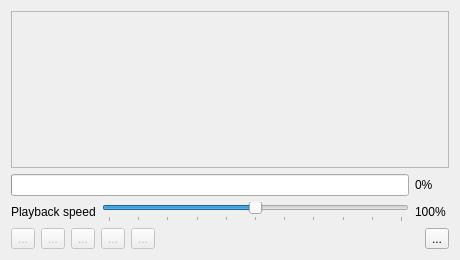
Before: the Qt Designer form ui/tapewin.ui in Volutar/xpeccy-plus, drawn with Qt 5.
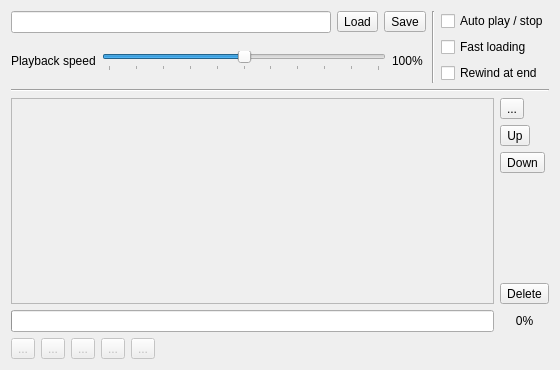
After: the same form once the commit is applied. Icons and pictures are not drawn. Custom widgets are drawn as their Qt base class.

Commit message:
tape: a picked block loads, and the player carries the tape's settings
Only at LD_START is the stack the one LD_BYTES itself pushed, so a block
handed over from inside LD_EDGE_1 returned into the middle of LD_BYTES with
the block eaten, and the rest of the tape went into the header buffer after
it. The port-#FE loader detector was answering for the rom's own edge loop
too, which started the tape under a fast load and put the two out of step.
"Rewind at end" is acted on where a load is asked for now, and ships off.

Patch:
```diff
--- a/ui/tapewin.ui
+++ b/ui/tapewin.ui
@@ -6,8 +6,8 @@
    <rect>
     <x>0</x>
     <y>0</y>
-    <width>460</width>
-    <height>260</height>
+    <width>560</width>
+    <height>370</height>
    </rect>
   </property>
   <property name="windowTitle">
@@ -19,39 +19,300 @@
   </property>
   <layout class="QVBoxLayout" name="verticalLayout">
    <item>
-    <widget class="xTapeCatTable" name="tapeList">
-     <property name="enabled">
-      <bool>false</bool>
+    <layout class="QHBoxLayout" name="layTop" stretch="10,0,0">
+     <item>
+      <layout class="QVBoxLayout" name="layTapeCol">
+       <item>
+        <layout class="QHBoxLayout" name="layPath">
+         <item>
+          <widget class="QLineEdit" name="tpath">
+           <property name="toolTip">
+            <string>The tape image in the machine</string>
+           </property>
+           <property name="readOnly">
+            <bool>true</bool>
+           </property>
+          </widget>
+         </item>
+         <item>
+          <widget class="QToolButton" name="loadBut">
+           <property name="toolTip">
+            <string>Open a tape image</string>
+           </property>
+           <property name="text">
+            <string>Load</string>
+           </property>
+           <property name="icon">
+            <iconset resource="../xpeccy.qrc">
+             <normaloff>:/images/fileopen.png</normaloff>:/images/fileopen.png</iconset>
+           </property>
+          </widget>
+         </item>
+         <item>
+          <widget class="QToolButton" name="saveBut">
+           <property name="toolTip">
+            <string>Save the tape to a file</string>
+           </property>
+           <property name="text">
+            <string>Save</string>
+           </property>
+           <property name="icon">
+            <iconset resource="../xpeccy.qrc">
+             <normaloff>:/images/save_all.png</normaloff>:/images/save_all.png</iconset>
+           </property>
+          </widget>
+         </item>
+        </layout>
+       </item>
+       <item>
+        <layout class="QHBoxLayout" name="laySpeed">
+         <item>
+          <widget class="QLabel" name="labSpeed">
+           <property name="toolTip">
+            <string>How fast the tape signal is played, in per cent of normal.
+A few images made on machines with an unusual clock
+load only when it is nudged either way</string>
+           </property>
+           <property name="text">
+            <string>Playback speed</string>
+           </property>
+          </widget>
+         </item>
+         <item>
+          <widget class="xSlider" name="sldSpeed">
+           <property name="toolTip">
+            <string>How fast the tape signal is played, in per cent of normal.
+A few images made on machines with an unusual clock
+load only when it is nudged either way</string>
+           </property>
+           <property name="minimum">
+            <number>95</number>
+           </property>
+           <property name="maximum">
+            <number>105</number>
+           </property>
+           <property name="pageStep">
+            <number>1</number>
+           </property>
+           <property name="value">
+            <number>100</number>
+           </property>
+           <property name="orientation">
+            <enum>Qt::Horizontal</enum>
+           </property>
+           <property name="tickPosition">
+            <enum>QSlider::TicksBelow</enum>
+           </property>
+           <property name="tickInterval">
+            <number>1</number>
+           </property>
+          </widget>
+         </item>
+         <item>
+          <widget class="QLabel" name="labSpeedVal">
+           <property name="minimumSize">
+            <size>
+             <width>34</width>
+             <height>0</height>
+            </size>
+           </property>
+           <property name="text">
+            <string>100%</string>
+           </property>
+          </widget>
+         </item>
+        </layout>
+       </item>
+       <item>
+        <spacer name="spacerTape">
+         <property name="orientation">
+          <enum>Qt::Vertical</enum>
+         </property>
+         <property name="sizeType">
+          <enum>QSizePolicy::Minimum</enum>
+         </property>
+         <property name="sizeHint" stdset="0">
+          <size>
+           <width>0</width>
+           <height>0</height>
+          </size>
+         </property>
+        </spacer>
+       </item>
+      </layout>
+     </item>
+     <item>
+      <widget class="QFrame" name="linTop">
+       <property name="frameShape">
+        <enum>QFrame::VLine</enum>
+       </property>
+       <property name="frameShadow">
+        <enum>QFrame::Sunken</enum>
+       </property>
+      </widget>
+     </item>
+     <item>
+      <layout class="QVBoxLayout" name="layOpts">
+       <item>
+        <widget class="QCheckBox" name="cbAuto">
+         <property name="toolTip">
+          <string>Start the tape when a loader asks for it,
+stop it between blocks</string>
+         </property>
+         <property name="text">
+          <string>Auto play / stop</string>
+         </property>
+        </widget>
+       </item>
+       <item>
+        <widget class="QCheckBox" name="cbFast">
+         <property name="toolTip">
+          <string>Hand ROM blocks straight to the machine
+instead of playing them</string>
+         </property>
+         <property name="text">
+          <string>Fast loading</string>
+         </property>
+        </widget>
+       </item>
+       <item>
+        <widget class="QCheckBox" name="cbRewind">
+         <property name="toolTip">
+          <string>At the end of the tape, Play or the next load starts it again.
+Off: the tape stops at the end</string>
+         </property>
+         <property name="text">
+          <string>Rewind at end</string>
+         </property>
+        </widget>
+       </item>
+      </layout>
+     </item>
+    </layout>
+   </item>
+   <item>
+    <widget class="QFrame" name="linHead">
+     <property name="frameShape">
+      <enum>QFrame::HLine</enum>
      </property>
-     <property name="editTriggers">
-      <set>QAbstractItemView::NoEditTriggers</set>
+     <property name="frameShadow">
+      <enum>QFrame::Sunken</enum>
      </property>
-     <property name="selectionMode">
-      <enum>QAbstractItemView::NoSelection</enum>
-     </property>
-     <property name="selectionBehavior">
-      <enum>QAbstractItemView::SelectRows</enum>
-     </property>
-     <property name="gridStyle">
-      <enum>Qt::DotLine</enum>
-     </property>
-     <attribute name="horizontalHeaderStretchLastSection">
-      <bool>true</bool>
-     </attribute>
-     <attribute name="verticalHeaderVisible">
-      <bool>false</bool>
-     </attribute>
-     <attribute name="verticalHeaderMinimumSectionSize">
-      <number>17</number>
-     </attribute>
-     <attribute name="verticalHeaderDefaultSectionSize">
-      <number>17</number>
-     </attribute>
     </widget>
    </item>
    <item>
-    <layout class="QHBoxLayout" name="horizontalLayout_3">
-     <item>
+    <layout class="QGridLayout" name="layMap" rowstretch="10,0" columnstretch="10,0">
+     <item row="0" column="0">
+      <widget class="xTapeCatTable" name="tapeList">
+       <property name="enabled">
+        <bool>false</bool>
+       </property>
+       <property name="editTriggers">
+        <set>QAbstractItemView::NoEditTriggers</set>
+       </property>
+       <property name="alternatingRowColors">
+        <bool>true</bool>
+       </property>
+       <property name="selectionMode">
+        <enum>QAbstractItemView::SingleSelection</enum>
+       </property>
+       <property name="selectionBehavior">
+        <enum>QAbstractItemView::SelectRows</enum>
+       </property>
+       <property name="gridStyle">
+        <enum>Qt::DotLine</enum>
+       </property>
+       <attribute name="horizontalHeaderStretchLastSection">
+        <bool>true</bool>
+       </attribute>
+       <attribute name="verticalHeaderVisible">
+        <bool>false</bool>
+       </attribute>
+       <attribute name="verticalHeaderMinimumSectionSize">
+        <number>17</number>
+       </attribute>
+       <attribute name="verticalHeaderDefaultSectionSize">
+        <number>17</number>
+       </attribute>
+      </widget>
+     </item>
+     <item row="0" column="1">
+      <layout class="QVBoxLayout" name="layBlkTools">
+       <item>
+        <widget class="QToolButton" name="tbToDisk">
+         <property name="toolTip">
+          <string>Copy the block to a disk as a TR-DOS file</string>
+         </property>
+         <property name="text">
+          <string>...</string>
+         </property>
+         <property name="icon">
+          <iconset resource="../xpeccy.qrc">
+           <normaloff>:/images/floppy.png</normaloff>:/images/floppy.png</iconset>
+         </property>
+         <property name="popupMode">
+          <enum>QToolButton::InstantPopup</enum>
+         </property>
+        </widget>
+       </item>
+       <item>
+        <widget class="QToolButton" name="tbBlkUp">
+         <property name="toolTip">
+          <string>Move the block up</string>
+         </property>
+         <property name="text">
+          <string>Up</string>
+         </property>
+         <property name="icon">
+          <iconset resource="../xpeccy.qrc">
+           <normaloff>:/images/arrow-up.png</normaloff>:/images/arrow-up.png</iconset>
+         </property>
+        </widget>
+       </item>
+       <item>
+        <widget class="QToolButton" name="tbBlkDn">
+         <property name="toolTip">
+          <string>Move the block down</string>
+         </property>
+         <property name="text">
+          <string>Down</string>
+         </property>
+         <property name="icon">
+          <iconset resource="../xpeccy.qrc">
+           <normaloff>:/images/arrow-down.png</normaloff>:/images/arrow-down.png</iconset>
+         </property>
+        </widget>
+       </item>
+       <item>
+        <spacer name="spacerBlkTools">
+         <property name="orientation">
+          <enum>Qt::Vertical</enum>
+         </property>
+         <property name="sizeHint" stdset="0">
+          <size>
+           <width>20</width>
+           <height>40</height>
+          </size>
+         </property>
+        </spacer>
+       </item>
+       <item>
+        <widget class="QToolButton" name="tbBlkDel">
+         <property name="toolTip">
+          <string>Delete the block</string>
+         </property>
+         <property name="text">
+          <string>Delete</string>
+         </property>
+         <property name="icon">
+          <iconset resource="../xpeccy.qrc">
+           <normaloff>:/images/cancel.png</normaloff>:/images/cancel.png</iconset>
+         </property>
+        </widget>
+       </item>
+      </layout>
+     </item>
+     <item row="1" column="0">
       <widget class="QProgressBar" name="tapeBar">
        <property name="value">
         <number>0</number>
@@ -61,7 +322,7 @@
        </property>
       </widget>
      </item>
-     <item>
+     <item row="1" column="1">
       <widget class="QLabel" name="labBarVal">
        <property name="minimumSize">
         <size>
@@ -69,6 +330,9 @@
          <height>0</height>
         </size>
        </property>
+       <property name="alignment">
+        <set>Qt::AlignCenter</set>
+       </property>
        <property name="text">
         <string>0%</string>
        </property>
@@ -77,62 +341,7 @@
     </layout>
    </item>
    <item>
-    <layout class="QHBoxLayout" name="horizontalLayout_2">
-     <item>
-      <widget class="QLabel" name="labSpeed">
-       <property name="toolTip">
-        <string>How fast the tape signal is played, in per cent of normal. A few images made on machines with an unusual clock load only when it is nudged either way</string>
-       </property>
-       <property name="text">
-        <string>Playback speed</string>
-       </property>
-      </widget>
-     </item>
-     <item>
-      <widget class="xSlider" name="sldSpeed">
-       <property name="toolTip">
-        <string>How fast the tape signal is played, in per cent of normal. A few images made on machines with an unusual clock load only when it is nudged either way</string>
-       </property>
-       <property name="minimum">
-        <number>95</number>
-       </property>
-       <property name="maximum">
-        <number>105</number>
-       </property>
-       <property name="pageStep">
-        <number>1</number>
-       </property>
-       <property name="value">
-        <number>100</number>
-       </property>
-       <property name="orientation">
-        <enum>Qt::Horizontal</enum>
-       </property>
-       <property name="tickPosition">
-        <enum>QSlider::TicksBelow</enum>
-       </property>
-       <property name="tickInterval">
-        <number>1</number>
-       </property>
-      </widget>
-     </item>
-     <item>
-      <widget class="QLabel" name="labSpeedVal">
-       <property name="minimumSize">
-        <size>
-         <width>34</width>
-         <height>0</height>
-        </size>
-       </property>
-       <property name="text">
-        <string>100%</string>
-       </property>
-      </widget>
-     </item>
-    </layout>
-   </item>
-   <item>
-    <layout class="QHBoxLayout" name="horizontalLayout">
+    <layout class="QHBoxLayout" name="layTransport">
      <item>
       <widget class="QToolButton" name="recBut">
        <property name="iconSize">
@@ -261,26 +470,6 @@
        </property>
       </spacer>
      </item>
-     <item>
-      <widget class="QToolButton" name="loadBut">
-       <property name="iconSize">
-        <size>
-         <width>20</width>
-         <height>20</height>
-        </size>
-       </property>
-       <property name="toolTip">
-        <string>Open a tape image</string>
-       </property>
-       <property name="text">
-        <string>...</string>
-       </property>
-       <property name="icon">
-        <iconset resource="../xpeccy.qrc">
-         <normaloff>:/images/fileopen.png</normaloff>:/images/fileopen.png</iconset>
-       </property>
-      </widget>
-     </item>
     </layout>
    </item>
   </layout>
```
Left out of the diff: 3 changed lines with no effect on the pictures. The commit also changes 19 other files.
